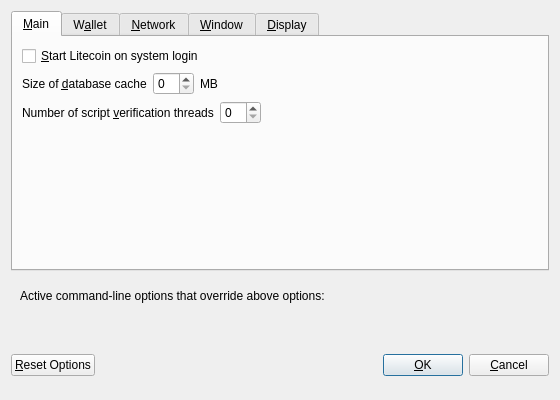
Above: src/qt/forms/optionsdialog.ui from ruby32/florincoin before the change. Below: the same form after it.
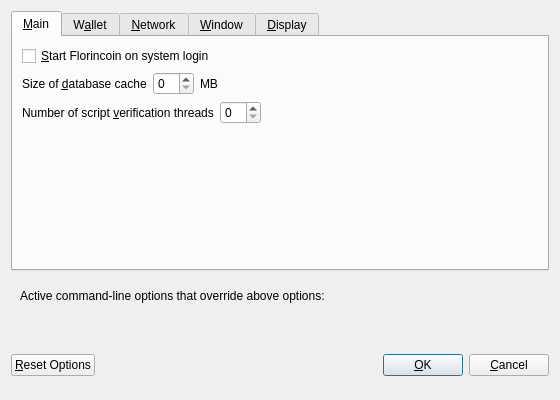
That is the form after the change. Custom widgets are drawn as their Qt base class.

Commit message: Florincoin UI text changes

```diff
--- a/src/qt/forms/optionsdialog.ui
+++ b/src/qt/forms/optionsdialog.ui
@@ -33,7 +33,7 @@
           <string>Automatically start Litecoin after logging in to the system.</string>
          </property>
          <property name="text">
-          <string>&amp;Start Litecoin on system login</string>
+          <string>&amp;Start Florincoin on system login</string>
          </property>
         </widget>
        </item>
```
Left out of the diff: 8 changed lines with no effect on the pictures. The commit also changes 10 other files.
